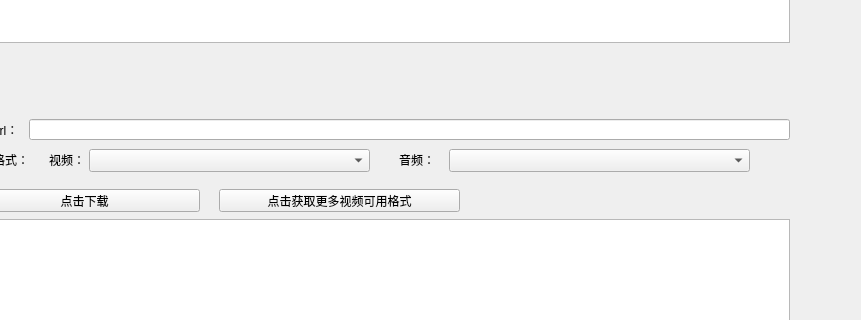
inkmac/Downloader, file src/ui/download_mainwindow.ui: the form before one commit; both pictures show x 101 to 962 and y 241 to 561 of the 962 by 799 pixel window.
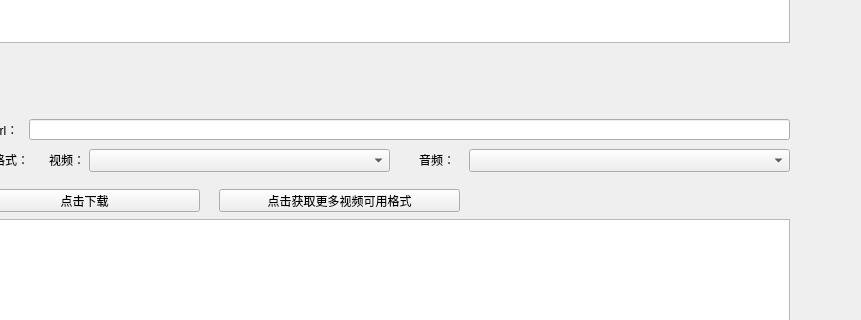
The form after the commit.

Commit message: chore(main_window): adjust widget sizes

```diff
--- a/src/ui/download_mainwindow.ui
+++ b/src/ui/download_mainwindow.ui
@@ -211,7 +211,7 @@
      <rect>
       <x>190</x>
       <y>390</y>
-      <width>281</width>
+      <width>301</width>
       <height>23</height>
      </rect>
     </property>
@@ -219,7 +219,7 @@
    <widget class="QLabel" name="label_7">
     <property name="geometry">
      <rect>
-      <x>500</x>
+      <x>520</x>
       <y>390</y>
       <width>41</width>
       <height>21</height>
@@ -232,9 +232,9 @@
    <widget class="QComboBox" name="audio_format_id_combobox">
     <property name="geometry">
      <rect>
-      <x>550</x>
+      <x>570</x>
       <y>390</y>
-      <width>301</width>
+      <width>321</width>
       <height>23</height>
      </rect>
     </property>
```
The commit also changes 1 other file.
